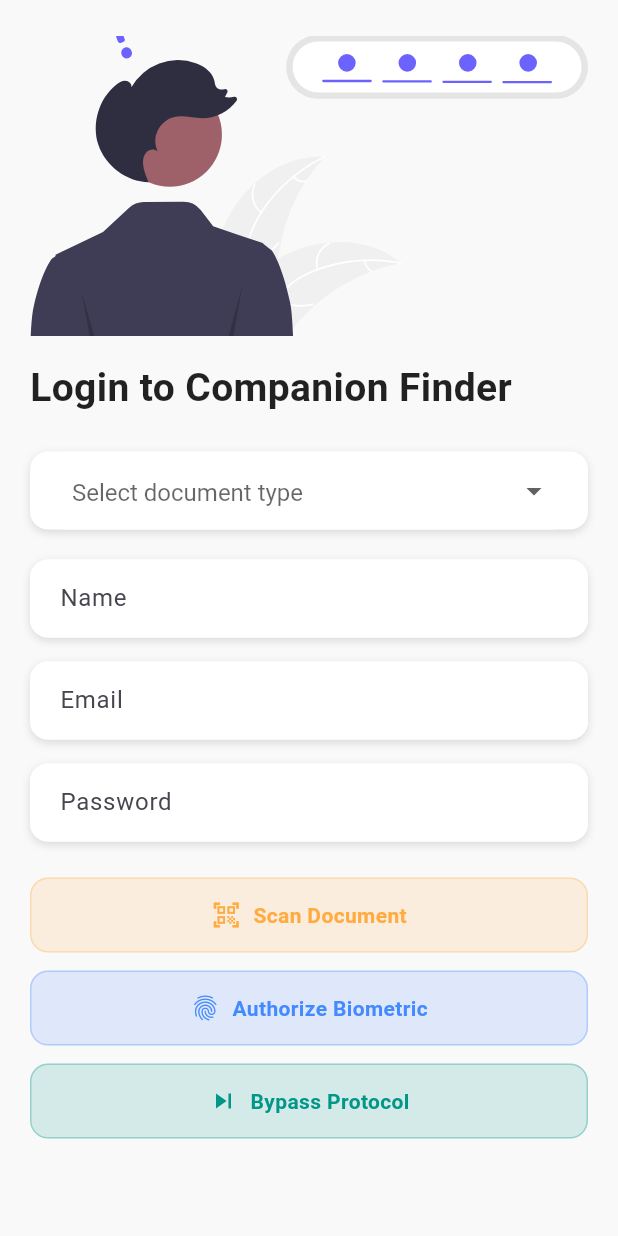
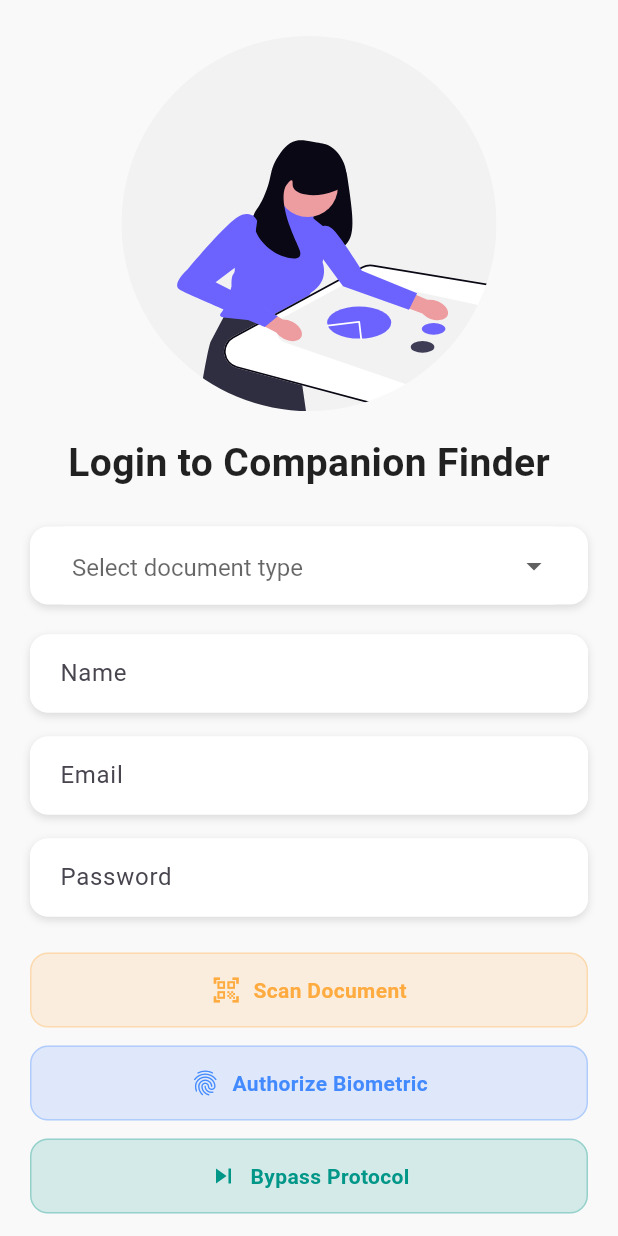
Before and after one commit to Ashmitpalit/ui, a Flutter app: the screen it shows after launch, on a phone screen of 412 x 824 dp. Run offline on Flutter 3.47's test engine with Material 3 defaults, Android fonts, the phone set to English and light mode, and no system bars; our stand-ins replace flutter_svg, image_picker.

Commit message:
final image

```diff
--- a/lib/login_screen.dart
+++ b/lib/login_screen.dart
@@ -36,20 +36,19 @@ class _LoginScreenState extends State<LoginScreen> {
             children: [
               // SVG illustration header
               SizedBox(
-                height: 200,
+                height: 250,
                 width: double.infinity,
-                child: SvgPicture.asset(
-                  'assets/login_bg.svg',
-                  fit: BoxFit.cover,
-                ),
+                child: SvgPicture.asset('assets/try_bg.svg'),
               ),
               const SizedBox(height: 16),
-              const Text(
-                'Login to Companion Finder',
-                style: TextStyle(
-                  fontSize: 26,
-                  fontWeight: FontWeight.bold,
-                  color: Colors.black87,
+              Center(
+                child: const Text(
+                  'Login to Companion Finder',
+                  style: TextStyle(
+                    fontSize: 26,
+                    fontWeight: FontWeight.bold,
+                    color: Colors.black87,
+                  ),
                 ),
               ),
               const SizedBox(height: 24),
--- a/pubspec.yaml
+++ b/pubspec.yaml
@@ -68,6 +68,7 @@ flutter:
     - assets/wave_bg.svg
     - assets/header_illustration.svg
     - assets/login_bg.svg
+    - assets/try_bg.svg
   # To add assets to your application, add an assets section, like this:
   # assets:
   #   - images/a_dot_burr.jpeg
```
Also changed, not shown: assets/try_bg.svg (added).
